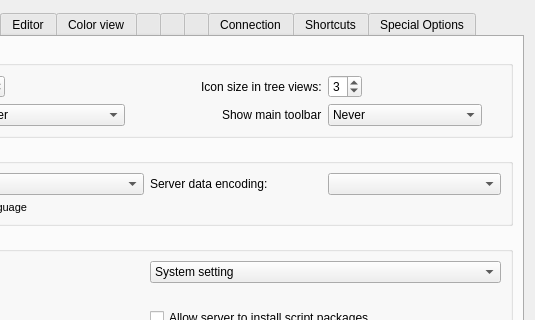
This is src/ui/profile_preferences.ui in MTSowbug/Mudlet_Protuna as Qt 5 draws it before an edit; both pictures show x 242 to 777 and y 0 to 320 of the 777 by 774 pixel window. The edited form follows.
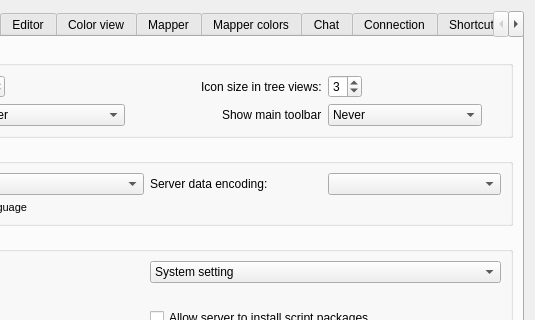
This is the edited form. Icons and pictures are not drawn. Custom widgets are drawn as their Qt base class.

```diff
--- a/src/ui/profile_preferences.ui
+++ b/src/ui/profile_preferences.ui
@@ -1884,10 +1884,9 @@
       </layout>
      </widget>
      <widget class="QWidget" name="tab_mapper">
-      <!-- <attribute name="title">
+      <attribute name="title">
        <string>Mapper</string>
-      </attribute> -->
-      <attribute name="title"><string></string></attribute>
+      </attribute>
       <layout class="QVBoxLayout" name="vBoxLayout_tab_mapper">
        <item>
         <widget class="QGroupBox" name="groupBox_mapFiles">
@@ -2316,9 +2315,9 @@
       </layout>
      </widget>
      <widget class="QWidget" name="tab_mapperColors">
-      <!-- <attribute name="title">
+      <attribute name="title">
        <string>Mapper colors</string>
-      </attribute> -->
+      </attribute>
       <layout class="QVBoxLayout" name="vBoxLayout_tab_mapperColors">
        <item>
         <widget class="QGroupBox" name="groupBox_mapperColors">
@@ -2759,9 +2758,9 @@
       </layout>
      </widget>
      <widget class="QWidget" name="tab_chat">
-      <!-- <attribute name="title">
+      <attribute name="title">
        <string>Chat</string>
-      </attribute> -->
+      </attribute>
       <layout class="QVBoxLayout" name="verticalLayout_tab_chat">
        <item>
         <widget class="QGroupBox" name="groupBox_ircOptions">
```
